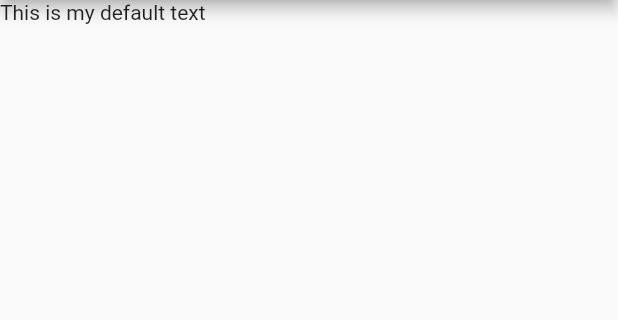
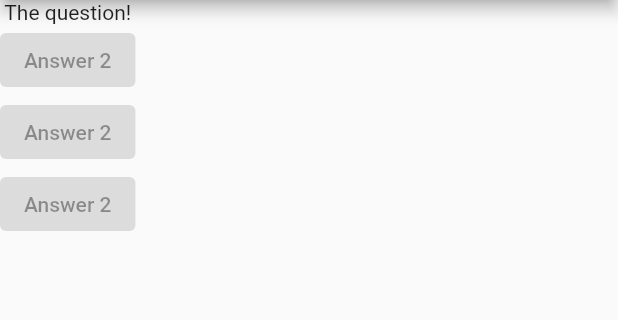
Before and after one commit to RaazKetan/Quiz_App, a Flutter app: the screen it shows after launch, on a phone screen of 412 x 824 dp, the part 84-404 px from its top. Run offline on Flutter 3.47's test engine with Material 2 defaults, Android fonts, the phone set to English and light mode, and no system bars.

Commit message:
+button, questions

```diff
--- a/lib/main.dart
+++ b/lib/main.dart
@@ -8,12 +8,33 @@ class MyApp extends StatelessWidget {
 
   Widget build (BuildContext context)
   {
+    var question = [
+      'Whats\'s your favorite color?',
+      'Whats\'s your favorite color?',
+      'Whats\'s your favorite color?',
+    ];
     return MaterialApp(
       home: Scaffold(
         appBar: AppBar(
           title: Center(child: Text('Quiz App')),
         ),
-        body: Text('This is my default text'),
+        body: Column(
+          children: [
+            Text('The question!'),
+            ElevatedButton(
+              onPressed: null,
+              child: Text('Answer 2'),
+            ),
+            ElevatedButton(
+              onPressed: null,
+              child: Text('Answer 2'),
+            ),
+            ElevatedButton(
+              onPressed: null,
+              child: Text('Answer 2'),
+            ),
+          ],
+        )
       ),
     );
 
```
